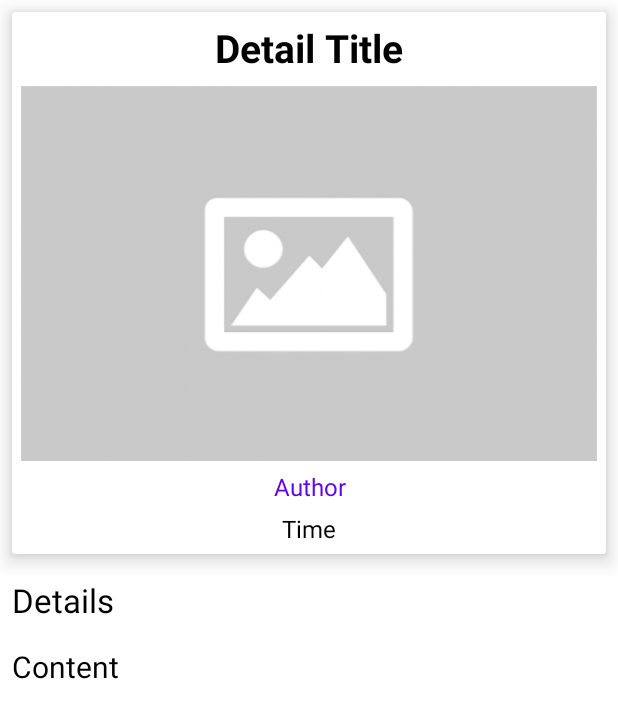
After one commit to ikblmhndra/mobileprogramming, an Android app: the DetailActivity screen opened directly, with no data from a screen before it, on a phone screen of 412 x 824 dp. The commit adds this screen. Shown: the top 718 px of the screen. Run offline under Robolectric (Android 15) with nearby library versions, the phone set to English and light mode, and no system bars; our stand-ins replace Picasso; pictures from the network do not load; 6 statements that could not run were skipped.

Commit message:
Initial Commit

```diff
--- a/app/src/main/AndroidManifest.xml
+++ b/app/src/main/AndroidManifest.xml
@@ -3,7 +3,7 @@
     xmlns:tools="http://schemas.android.com/tools">
 
     <uses-permission android:name="android.permission.INTERNET" />
-    <uses-permission android:name="android.permission.ACCESS_NETWORK_STATE"/>
+    <uses-permission android:name="android.permission.ACCESS_NETWORK_STATE" />
 
     <application
         android:allowBackup="true"
@@ -14,6 +14,9 @@
         android:supportsRtl="true"
         android:theme="@style/Theme.Mobileprogramming"
         tools:targetApi="31">
+        <activity
+            android:name=".newsapi.DetailActivity"
+            android:exported="false" />
         <activity
             android:name=".newsapi.NewsApi"
             android:exported="false" />
--- a/app/src/main/java/com/nameless/mobileprogramming/newsapi/CustomViewHolder.java
+++ b/app/src/main/java/com/nameless/mobileprogramming/newsapi/CustomViewHolder.java
@@ -12,7 +12,7 @@ import com.nameless.mobileprogramming.R;
 
 public class CustomViewHolder extends RecyclerView.ViewHolder {
 
-    TextView text_title, text_source;
+    TextView text_title, text_source, text_created;
     ImageView img_headline;
     CardView cardView;
 
@@ -21,6 +21,7 @@ public class CustomViewHolder extends RecyclerView.ViewHolder {
 
         text_title = itemView.findViewById(R.id.text_title);
         text_source = itemView.findViewById(R.id.text_source);
+        text_created = itemView.findViewById(R.id.text_created);
         img_headline = itemView.findViewById(R.id.img_headline);
         cardView = itemView.findViewById(R.id.main_container);
 
--- /dev/null
+++ b/app/src/main/java/com/nameless/mobileprogramming/newsapi/DetailActivity.java
@@ -0,0 +1,39 @@
+package com.nameless.mobileprogramming.newsapi;
+
+import androidx.appcompat.app.AppCompatActivity;
+
+import android.os.Bundle;
+import android.widget.ImageView;
+import android.widget.TextView;
+
+import com.nameless.mobileprogramming.R;
+import com.nameless.mobileprogramming.newsapi.models.NewsHeadlines;
+import com.squareup.picasso.Picasso;
+
+public class DetailActivity extends AppCompatActivity {
+    NewsHeadlines headlines;
+    TextView txt_title,  txt_author, txt_time, txt_detail, txt_content;
+    ImageView img_news;
+
+    @Override
+    protected void onCreate(Bundle savedInstanceState) {
+        super.onCreate(savedInstanceState);
+        setContentView(R.layout.activity_detail);
+
+        txt_title = findViewById(R.id.text_detail_title);
+        txt_author = findViewById(R.id.text_detail_author);
+        txt_time = findViewById(R.id.text_detail_time);
+        txt_detail = findViewById(R.id.text_detail_detail);
+        txt_content = findViewById(R.id.text_detail_content);
+        img_news = findViewById(R.id.img_detail_news);
+
+        headlines = (NewsHeadlines) getIntent().getSerializableExtra("data");
+
+        txt_title.setText(headlines.getTitle());
+        txt_author.setText(headlines.getAuthor());
+        txt_time.setText(headlines.getPublishedAt());
+        txt_detail.setText(headlines.getDescription());
+        txt_content.setText(headlines.getContent());
+        Picasso.get().load(headlines.getUrlToImage()).into(img_news);
+    }
+}
--- a/app/src/main/java/com/nameless/mobileprogramming/newsapi/models/NewsApiResponses.java
+++ b/app/src/main/java/com/nameless/mobileprogramming/newsapi/models/NewsApiResponses.java
@@ -1,8 +1,9 @@
 package com.nameless.mobileprogramming.newsapi.models;
 
+import java.io.Serializable;
 import java.util.List;
 
-public class NewsApiResponses {
+public class NewsApiResponses implements Serializable {
     String status;
     int totalResults;
     List<NewsHeadlines> articles;
--- a/app/src/main/java/com/nameless/mobileprogramming/newsapi/models/NewsHeadlines.java
+++ b/app/src/main/java/com/nameless/mobileprogramming/newsapi/models/NewsHeadlines.java
@@ -1,6 +1,8 @@
 package com.nameless.mobileprogramming.newsapi.models;
 
-public class NewsHeadlines {
+import java.io.Serializable;
+
+public class NewsHeadlines implements Serializable {
     Source source = null;
     String author = "";
     String title = "";
--- a/app/src/main/java/com/nameless/mobileprogramming/newsapi/models/Source.java
+++ b/app/src/main/java/com/nameless/mobileprogramming/newsapi/models/Source.java
@@ -1,6 +1,8 @@
 package com.nameless.mobileprogramming.newsapi.models;
 
-public class Source {
+import java.io.Serializable;
+
+public class Source implements Serializable {
     String id = "";
     String name = "";
 
--- /dev/null
+++ b/app/src/main/res/layout/activity_detail.xml
@@ -0,0 +1,83 @@
+<?xml version="1.0" encoding="utf-8"?>
+<LinearLayout xmlns:android="http://schemas.android.com/apk/res/android"
+    xmlns:app="http://schemas.android.com/apk/res-auto"
+    xmlns:tools="http://schemas.android.com/tools"
+    android:layout_width="match_parent"
+    android:layout_height="match_parent"
+    android:orientation="vertical"
+    tools:context=".newsapi.DetailActivity">
+
+    <ScrollView
+        android:layout_width="match_parent"
+        android:layout_height="match_parent">
+        <LinearLayout
+            android:layout_width="match_parent"
+            android:layout_height="wrap_content"
+            android:orientation="vertical">
+            <androidx.cardview.widget.CardView
+                android:layout_width="match_parent"
+                android:layout_height="wrap_content"
+                app:cardElevation="8dp"
+                android:layout_margin="8dp">
+                <LinearLayout
+                    android:layout_width="match_parent"
+                    android:layout_height="wrap_content"
+                    android:orientation="vertical"
+                    android:layout_margin="6dp">
+                    <TextView
+                        android:id="@+id/text_detail_title"
+                        android:layout_width="match_parent"
+                        android:layout_height="wrap_content"
+                        android:text="Detail Title"
+                        android:textColor="@color/black"
+                        android:textStyle="bold"
+                        android:gravity="center"
+                        android:textSize="26sp"/>
+                    <ImageView
+                        android:id="@+id/img_detail_news"
+                        android:layout_width="match_parent"
+                        android:layout_height="250dp"
+                        android:scaleType="fitXY"
+                        android:layout_marginTop="8dp"
+                        android:src="@drawable/no_image"/>
+                    <TextView
+                        android:id="@+id/text_detail_author"
+                        android:layout_width="match_parent"
+                        android:layout_height="wrap_content"
+                        android:layout_marginTop="6dp"
+                        android:textColor="@color/purple_500"
+                        android:text="Author"
+                        android:gravity="center"
+                        android:textSize="16sp"/>
+                    <TextView
+                        android:id="@+id/text_detail_time"
+                        android:layout_width="match_parent"
+                        android:layout_height="wrap_content"
+                        android:layout_marginTop="6dp"
+                        android:textColor="@color/black"
+                        android:text="Time"
+                        android:gravity="center"
+                        android:textSize="16sp"/>
+
+                </LinearLayout>
+            </androidx.cardview.widget.CardView>
+            <TextView
+                android:id="@+id/text_detail_detail"
+                android:layout_width="match_parent"
+                android:layout_height="wrap_content"
+                android:textSize="22sp"
+                android:textColor="@color/black"
+                android:text="Details"
+                android:layout_margin="8dp"/>
+            <TextView
+                android:id="@+id/text_detail_content"
+                android:layout_width="match_parent"
+                android:layout_height="wrap_content"
+                android:textSize="20sp"
+                android:textColor="@color/black"
+                android:text="Content"
+                android:justificationMode="inter_word"
+                android:layout_margin="8dp"/>
+        </LinearLayout>
+    </ScrollView>
+</LinearLayout>
--- a/app/src/main/res/values/strings.xml
+++ b/app/src/main/res/values/strings.xml
@@ -1,4 +1,4 @@
 <resources>
     <string name="app_name">mobileprogramming</string>
-    <string name="api_key">1b2e915a9e984e198ae3ecf4cba2e601</string>
+    <string name="api_key">bdc1b4598dbb4326b6b90612f1133dd3</string>
 </resources>
```
Also changed, not shown: app/src/main/java/com/nameless/mobileprogramming/newsapi/CustomAdapter.java (+12 -1 lines), app/src/main/java/com/nameless/mobileprogramming/newsapi/NewsApi.java (+13 -5 lines), app/src/main/java/com/nameless/mobileprogramming/newsapi/SelectListener.java (added, +7 -0 lines), app/src/main/res/layout/headline_list_item.xml (+9 -0 lines).
